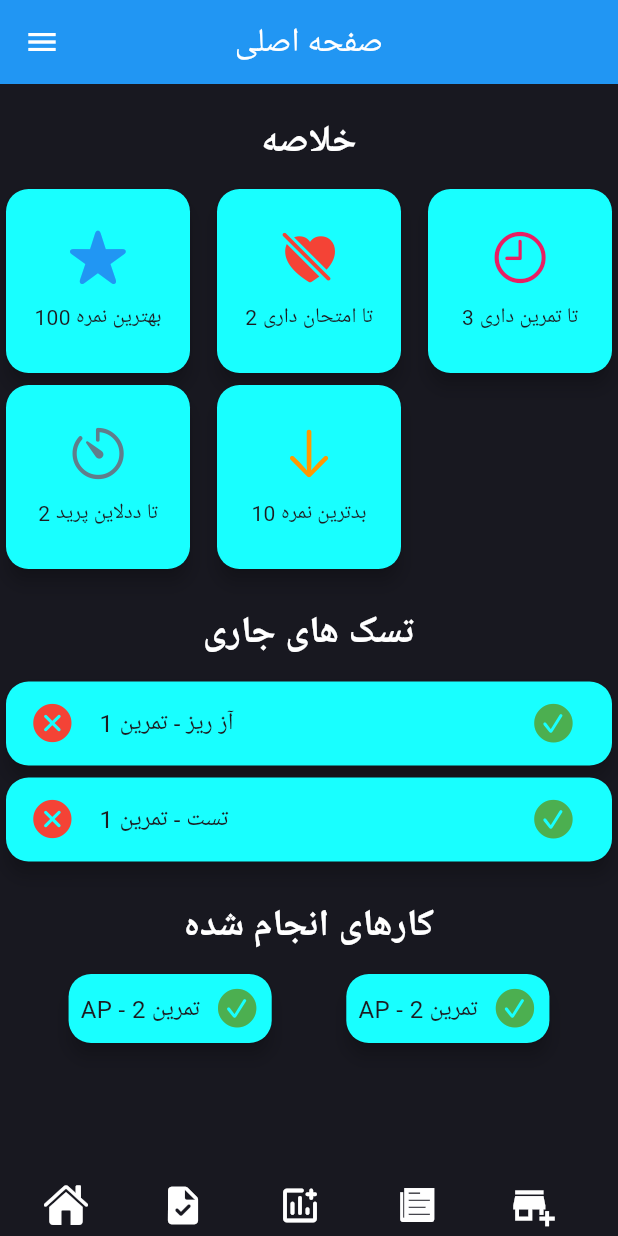
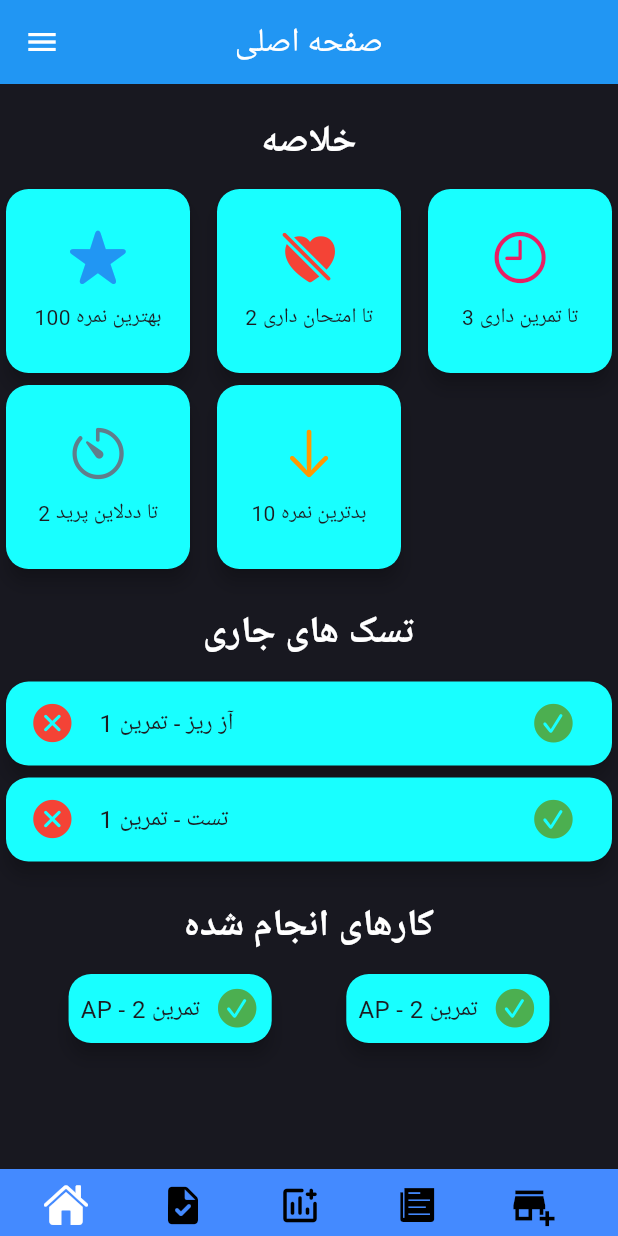
Before and after one commit to BruteForceMJM/SBUThreads, a Flutter app: the StudentHomePageEdit screen opened directly, on a phone screen of 412 x 824 dp. Run offline on Flutter 3.47's test engine with Material 3 defaults, Android fonts, the phone set to English and light mode, and no system bars; our stand-ins replace flutter_svg.

Commit message:
add Container for bottom of the page

```diff
--- a/LoginSignupPage/lib/FirstPage/second_edition_student_home_page.dart
+++ b/LoginSignupPage/lib/FirstPage/second_edition_student_home_page.dart
@@ -135,8 +135,15 @@ class StudentHomePageEdit extends StatelessWidget {
         ),
         centerTitle: true,
         ),
-      body: Column(
+      body: Container(
+        color: Pallete.backgroundColor,
+        child: Column(
           children: [
+            Expanded(
+              child: Container(
+                color: Pallete.backgroundColor,
+              ),
+            ),
             /*MenuBar(
               children: <Widget>[
                 SubmenuButton(
@@ -270,28 +277,48 @@ class StudentHomePageEdit extends StatelessWidget {
               ],
             ),
             const SizedBox(height: 80,),
+           Container(
+             color: Colors.blueAccent,
+             height: 83,
+             child: Column(
+               children: [
                  Row(
-             children: [                const SizedBox(height: 20,width: 20,),
+                   children: [
+                     const SizedBox(height: 20,width: 20,),
                      IconButton(onPressed: (){}, icon: const Icon(CupertinoIcons.house_fill,color: Colors.white,size: 30,)),
                      const SizedBox(width: 30, height: 0,),
-                IconButton(onPressed: (){}, icon: const Icon(Icons.task_rounded,color: Colors.white,size: 30,)),
+                     IconButton(onPressed: (){}, icon: const Icon(Icons.task_rounded,color: Colors.black,size: 30,)),
                      const SizedBox(width: 30,),
-                IconButton(onPressed: (){}, icon: const Icon(Icons.add_chart_rounded,color: Colors.white,size: 30,),),
+                     IconButton(onPressed: (){}, icon: const Icon(Icons.add_chart_rounded,color: Colors.black,size: 30,),),
                      const SizedBox(width: 30,),
-                IconButton(onPressed: (){}, icon: const Icon(CupertinoIcons.news_solid,color: Colors.white,size: 30,)),
+                     IconButton(onPressed: (){}, icon: const Icon(CupertinoIcons.news_solid,color: Colors.black,size: 30,)),
                      const SizedBox(width: 30,),
-                IconButton(onPressed: (){}, icon: const Icon(Icons.add_business,color: Colors.white,size: 30,))
+                     IconButton(onPressed: (){}, icon: const Icon(Icons.add_business,color: Colors.black,size: 30,))
                    ],
                  ),
                  const Row(
                    children: [
                      SizedBox(width: 33,),
-              Text('سرا',style: TextStyle(color: Colors.white)),
+                     Text('سرا',style: TextStyle(color: Colors.white,fontSize: 18)),
+                     SizedBox(width: 55,),
+                     Text('کارا',style: TextStyle(color: Colors.black,fontSize: 18)),
+                     SizedBox(width: 46,),
+                     Text('کلاسا',style: TextStyle(color: Colors.black,fontSize: 18)),
+                     SizedBox(width: 48,),
+                     Text('خبرا',style: TextStyle(color: Colors.black,fontSize: 18)),
+                     SizedBox(width: 44,),
+                     Text('تمرینا',style: TextStyle(color: Colors.black,fontSize: 18)),
                    ],
+
+                 )
+               ],
+             ),
            )
 
 
+
           ],
+        ),
       )
       );
   }
```
Also changed, not shown: LoginSignupPage/lib/alpha/a.dart (+21 -103 lines). Lines whose indentation alone changed are shown as unchanged.
